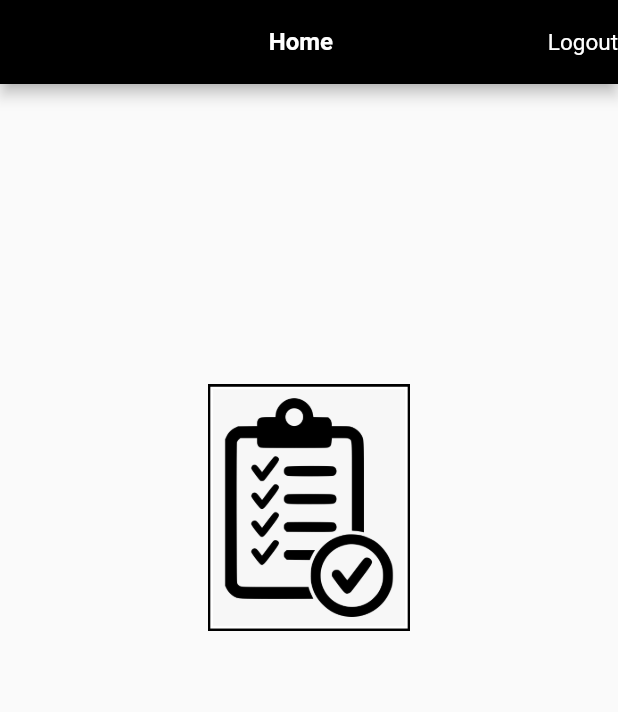
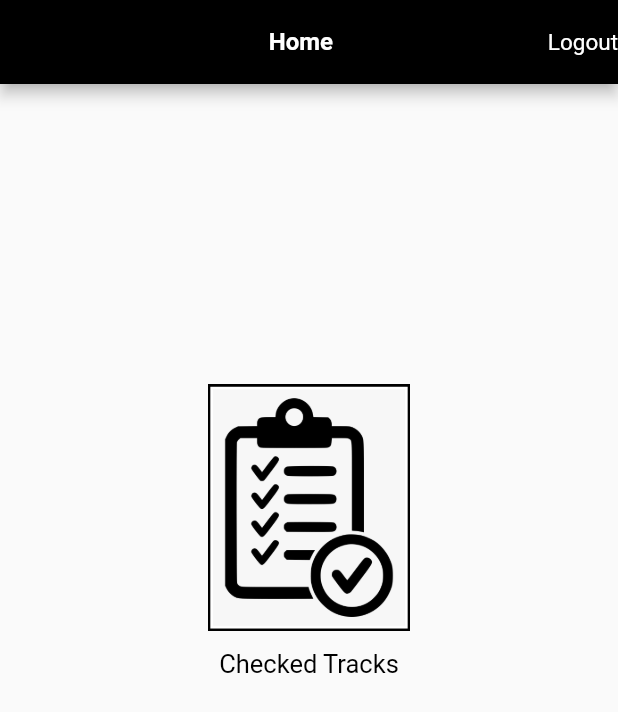
Before and after one commit to akshat813/Log-Tracker, a Flutter app: the Dashboard screen opened directly, on a phone screen of 412 x 824 dp. Shown: the top 712 px of the screen. Run offline on Flutter 3.47's test engine with Material 2 defaults, Android fonts, the phone set to English and light mode, and no system bars; our stand-ins replace camera, fluttertoast, open_file, permission_handler, shared_preferences, sqflite; missing offline and left inert: qr_code_scanner; accounts and stored records are empty.

Commit message:
dashboard fix, username added

```diff
--- a/Log Tracker/lib/Screens/checked_tracks.dart
+++ b/Log Tracker/lib/Screens/checked_tracks.dart
@@ -84,6 +84,7 @@ class _CheckedTracksScreenState extends State<CheckedTracksScreen> {
               itemBuilder: (context,index){
                 return tracks.isNotEmpty ?
                 checkedDataWidget(
+                    tracks[index].userName.toString(),
                     base64Decode(tracks[index].machineImage),
                     base64Decode(tracks[index].selfieImage),
                     tracks[index].logData,
@@ -129,7 +130,7 @@ class _CheckedTracksScreenState extends State<CheckedTracksScreen> {
     );
   }
 
-  Widget checkedDataWidget(Uint8List machine_image, Uint8List selfie_image, String logData, String date)
+  Widget checkedDataWidget(String userName ,Uint8List machine_image, Uint8List selfie_image, String logData, String date)
   {
     return Container(
       padding: const EdgeInsets.all(20),
@@ -157,7 +158,7 @@ class _CheckedTracksScreenState extends State<CheckedTracksScreen> {
               accountType=="admin" ? Image.memory(selfie_image,height:ScreenUtils.screenHeight(context)*0.4 ,width: ScreenUtils.screenWidth(context)*0.4,) : Container(),
             ],
           ),
-          Text("${logData+" \nDate : "+date}",style: TextStyle(fontSize: 15),),
+          Text("${logData+" \nDate : "+date + "\nUsername : "+userName}",style: TextStyle(fontSize: 15),),
           const SizedBox(height: 15,),
           Container(height: 1,width: ScreenUtils.screenWidth(context)*0.95,color: Colors.black,)
         ],
--- a/Log Tracker/lib/Screens/dashboard.dart
+++ b/Log Tracker/lib/Screens/dashboard.dart
@@ -67,6 +67,8 @@ class Dashboard extends StatelessWidget {
               children : [
                 const SizedBox(height: 120,),
                 accountType!="" && accountType!="admin"?
+                Column(
+                  children: [
                     Ink(
                       height: ScreenUtils.screenHeight(context)*0.2,
                       width: ScreenUtils.screenWidth(context)*0.5,
@@ -76,10 +78,16 @@ class Dashboard extends StatelessWidget {
                         Navigator.push(context,MaterialPageRoute(builder: (context)=> const ScanQrScreen()));
                         // await showDialog(context: context, builder: (_) => cameraDialogBox(context),);
                       },),
+                    ),
+                    const SizedBox(height: 12),
+                    const Text("Scan Track",style: TextStyle(fontSize: 17,color: Colors.black),)
+                  ],
                 )
                     :
                 Container(),
                 const SizedBox(height: 80,),
+                Column(
+                  children: [
                     Ink(
                       height: ScreenUtils.screenHeight(context)*0.2,
                       width: ScreenUtils.screenWidth(context)*0.5,
@@ -89,6 +97,10 @@ class Dashboard extends StatelessWidget {
                           Navigator.push(context,MaterialPageRoute(builder: (context)=>const CheckedTracksScreen()));
                         },
                       ),
+                    ),
+                    const SizedBox(height: 12),
+                    const Text("Checked Tracks",style: TextStyle(fontSize: 17,color: Colors.black),)
+                  ],
                 ),
                 const SizedBox(height: 100,),
                 accountType!="" && accountType=="admin"?
```
Lines whose indentation alone changed are shown as unchanged.
